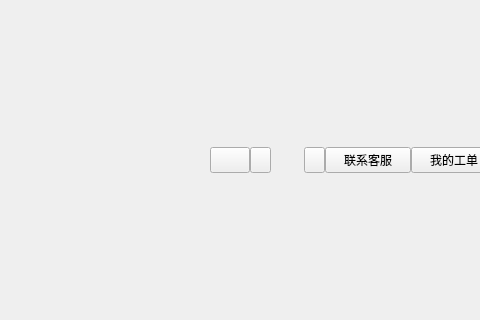
Old version of the form src/ZcloudDesk/ZcloudDesk.ui in the repository gispda/ZcloudDesk; both pictures show x 147 to 627 and y 185 to 505 of the 1329 by 752 pixel window.
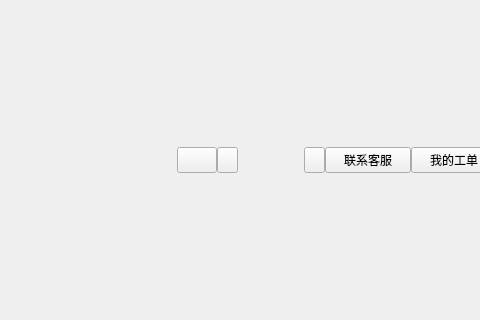
New version of the form. Icons and pictures are not drawn. Custom widgets are drawn as their Qt base class.

```diff
--- a/src/ZcloudDesk/ZcloudDesk.ui
+++ b/src/ZcloudDesk/ZcloudDesk.ui
@@ -181,25 +181,7 @@
       </widget>
      </item>
      <item>
-      <widget class="QLabel" name="labelCompName">
-       <property name="sizePolicy">
-        <sizepolicy hsizetype="Preferred" vsizetype="Fixed">
-         <horstretch>0</horstretch>
-         <verstretch>0</verstretch>
-        </sizepolicy>
-       </property>
-       <property name="minimumSize">
-        <size>
-         <width>0</width>
-         <height>26</height>
-        </size>
-       </property>
-       <property name="maximumSize">
-        <size>
-         <width>1000</width>
-         <height>26</height>
-        </size>
-       </property>
+      <widget class="QPushButton" name="labelCompName">
        <property name="styleSheet">
         <string notr="true">QLabel{border-image: url(:/ZcloudDesk/image/bg_transparent.png);color: rgb(255, 255, 255);
 font: 12px &quot;微软雅黑&quot;;padding-left:5px;padding-right:5px;}
@@ -211,8 +193,8 @@
        <property name="text">
         <string/>
        </property>
-       <property name="alignment">
-        <set>Qt::AlignLeading|Qt::AlignLeft|Qt::AlignVCenter</set>
+       <property name="flat">
+        <bool>true</bool>
        </property>
       </widget>
      </item>
```
Left out of the diff: 12 changed lines with no effect on the pictures.
